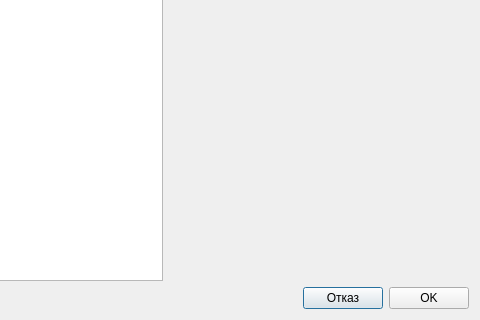
Before: the Qt Designer form src/View/ProcedureDialog/ProcedureDialog.ui in thefinalcutbg/DinoDent, drawn with Qt 5; both pictures show x 426 to 906 and y 220 to 540 of the 906 by 540 pixel window.
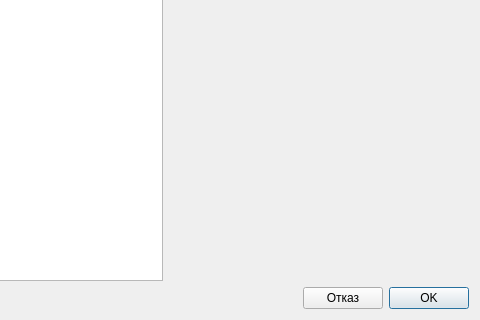
After: the same form once the commit is applied. Custom widgets are drawn as their Qt base class.

Patch:
```diff
--- a/src/View/ProcedureDialog/ProcedureDialog.ui
+++ b/src/View/ProcedureDialog/ProcedureDialog.ui
@@ -230,6 +230,9 @@
        <property name="text">
         <string>Отказ</string>
        </property>
+       <property name="autoDefault">
+        <bool>false</bool>
+       </property>
       </widget>
      </item>
      <item>
```
